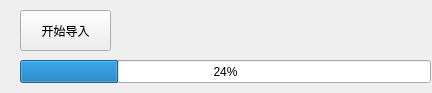
This is mainwindow.ui in jemyzhang/SmsSync as Qt 5 draws it before an edit. The edited form follows.
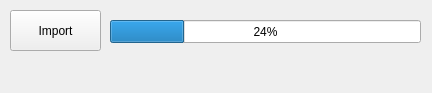
This is the edited form.

Commit message: 调整界面以及显示

Patch:
```diff
--- a/mainwindow.ui
+++ b/mainwindow.ui
@@ -17,22 +17,22 @@
    <widget class="QPushButton" name="btnImport">
     <property name="geometry">
      <rect>
-      <x>20</x>
+      <x>10</x>
       <y>10</y>
       <width>91</width>
       <height>41</height>
      </rect>
     </property>
     <property name="text">
-     <string>开始导入</string>
+     <string>Import</string>
     </property>
    </widget>
    <widget class="QProgressBar" name="progressBar">
     <property name="geometry">
      <rect>
-      <x>20</x>
-      <y>60</y>
-      <width>411</width>
+      <x>110</x>
+      <y>20</y>
+      <width>311</width>
       <height>23</height>
      </rect>
     </property>
@@ -43,10 +43,10 @@
    <widget class="QLabel" name="labelResult">
     <property name="geometry">
      <rect>
-      <x>130</x>
-      <y>10</y>
-      <width>201</width>
-      <height>31</height>
+      <x>10</x>
+      <y>60</y>
+      <width>411</width>
+      <height>21</height>
      </rect>
     </property>
     <property name="text">
```
The commit also changes 1 other file.
